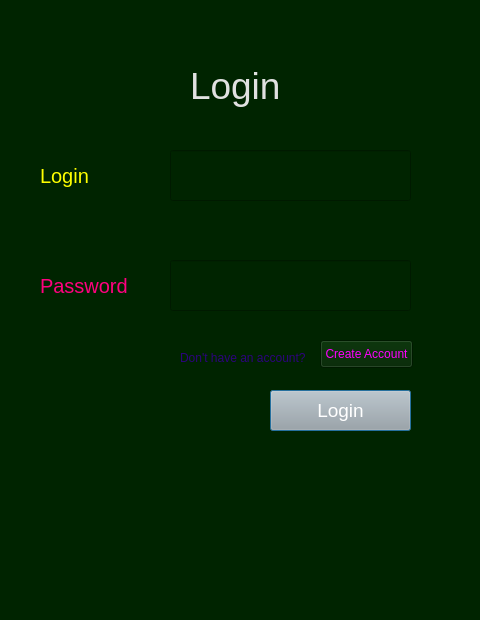
Old version of the form login.ui in the repository Skripkon/App-for-learning-English-LANGOD.
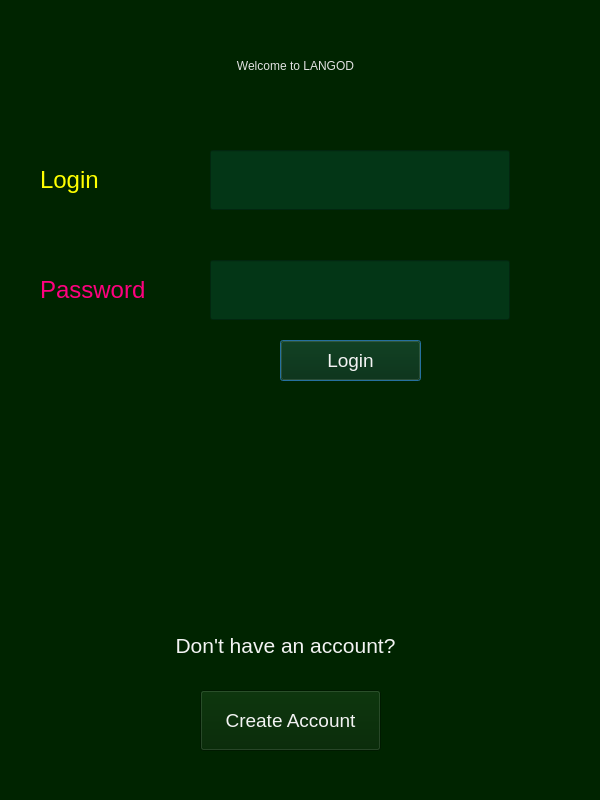
New version of the form.

The edit to the form file:
```diff
--- a/login.ui
+++ b/login.ui
@@ -6,43 +6,50 @@
    <rect>
     <x>0</x>
     <y>0</y>
-    <width>480</width>
-    <height>620</height>
+    <width>600</width>
+    <height>800</height>
    </rect>
   </property>
   <property name="windowTitle">
    <string>Dialog</string>
   </property>
   <property name="styleSheet">
-   <string notr="true">background-color: rgb(0, 36, 0)</string>
+   <string notr="true">background-color: rgb(0, 36, 0);
+border-color: rgb(255, 255, 255);</string>
   </property>
   <widget class="QLabel" name="label">
    <property name="geometry">
     <rect>
-     <x>190</x>
-     <y>50</y>
-     <width>121</width>
+     <x>60</x>
+     <y>30</y>
+     <width>471</width>
      <height>71</height>
     </rect>
    </property>
    <property name="styleSheet">
-    <string notr="true">color:rgb(225, 225, 225); font-size:28pt;</string>
+    <string notr="true">color:rgb(225, 225, 225); 
+font: 75 italic 30pt &quot;Z003&quot;;</string>
    </property>
    <property name="text">
-    <string>Login</string>
+    <string>Welcome to LANGOD</string>
+   </property>
+   <property name="alignment">
+    <set>Qt::AlignCenter</set>
    </property>
   </widget>
   <widget class="QLabel" name="label_2">
    <property name="geometry">
     <rect>
      <x>40</x>
-     <y>160</y>
-     <width>101</width>
-     <height>31</height>
+     <y>150</y>
+     <width>81</width>
+     <height>60</height>
     </rect>
    </property>
    <property name="styleSheet">
-    <string notr="true">font-size:15pt; color:rgb(255, 255, 0);</string>
+    <string notr="true">font-size:18pt; 
+color:rgb(255, 255, 0);
+border-color: rgb(255, 255, 255);</string>
    </property>
    <property name="text">
     <string>Login</string>
@@ -51,27 +58,41 @@
   <widget class="QLineEdit" name="email">
    <property name="geometry">
     <rect>
-     <x>170</x>
+     <x>210</x>
      <y>150</y>
-     <width>241</width>
-     <height>51</height>
+     <width>300</width>
+     <height>60</height>
     </rect>
    </property>
    <property name="styleSheet">
-    <string notr="true">font-size:14pt; color:rgb(243, 243, 243)</string>
+    <string notr="true">border-color: rgb(255, 255, 255);
+font-size:14pt; color:rgb(243, 243, 243);
+selection-background-color: rgb(255, 255, 255);
+selection-color: rgb(46, 194, 126);
+background-color: rgb(3, 54, 22)</string>
+   </property>
+   <property name="placeholderText">
+    <string/>
+   </property>
+   <property name="clearButtonEnabled">
+    <bool>false</bool>
    </property>
   </widget>
   <widget class="QLineEdit" name="password">
    <property name="geometry">
     <rect>
-     <x>170</x>
+     <x>210</x>
      <y>260</y>
-     <width>241</width>
-     <height>51</height>
+     <width>300</width>
+     <height>60</height>
     </rect>
    </property>
    <property name="styleSheet">
-    <string notr="true">font-size:14pt; color:rgb(243, 243, 243)</string>
+    <string notr="true">font-size:14pt; color:rgb(243, 243, 243);
+selection-background-color: rgb(255, 255, 255);
+border-color: rgb(255, 255, 255);
+selection-color: rgb(46, 194, 126);
+background-color: rgb(3, 54, 22)</string>
    </property>
    <property name="text">
     <string/>
@@ -81,13 +102,15 @@
    <property name="geometry">
     <rect>
      <x>40</x>
-     <y>270</y>
-     <width>111</width>
-     <height>31</height>
+     <y>260</y>
+     <width>141</width>
+     <height>60</height>
     </rect>
    </property>
    <property name="styleSheet">
-    <string notr="true">font-size:15pt; color:rgb(255, 0, 127)</string>
+    <string notr="true">font-size:18pt;
+ color:rgb(255, 0, 127);
+border-color: rgb(255, 255, 255);</string>
    </property>
    <property name="text">
     <string>Password</string>
@@ -96,14 +119,17 @@
   <widget class="QPushButton" name="loginbutton">
    <property name="geometry">
     <rect>
-     <x>270</x>
-     <y>390</y>
+     <x>280</x>
+     <y>340</y>
      <width>141</width>
      <height>41</height>
     </rect>
    </property>
    <property name="styleSheet">
-    <string notr="true">background-color: rgb(167, 168, 167); font-size:14pt; color:rgb(255, 255, 255)</string>
+    <string notr="true">color:rgb(255, 0, 255);
+font-size:14pt; 
+color:rgb(243, 243, 243);
+</string>
    </property>
    <property name="text">
     <string>Login</string>
@@ -112,30 +138,42 @@
   <widget class="QLabel" name="label_4">
    <property name="geometry">
     <rect>
-     <x>180</x>
-     <y>350</y>
-     <width>171</width>
-     <height>16</height>
+     <x>140</x>
+     <y>620</y>
+     <width>291</width>
+     <height>51</height>
     </rect>
    </property>
    <property name="styleSheet">
-    <string notr="true">color:rgb(44, 2, 124)</string>
+    <string notr="true">color:rgb(255, 0, 255);
+font-size:16pt; color:rgb(243, 243, 243);</string>
    </property>
    <property name="text">
     <string>Don't have an account?</string>
    </property>
+   <property name="textFormat">
+    <enum>Qt::MarkdownText</enum>
+   </property>
+   <property name="alignment">
+    <set>Qt::AlignCenter</set>
+   </property>
+   <property name="margin">
+    <number>0</number>
+   </property>
   </widget>
   <widget class="QPushButton" name="createaccbutton">
    <property name="geometry">
     <rect>
-     <x>320</x>
-     <y>340</y>
-     <width>93</width>
-     <height>28</height>
+     <x>200</x>
+     <y>690</y>
+     <width>181</width>
+     <height>61</height>
     </rect>
    </property>
    <property name="styleSheet">
-    <string notr="true">color:rgb(255, 0, 255)</string>
+    <string notr="true">color:rgb(255, 0, 255);
+font-size:14pt; 
+color:rgb(243, 243, 243);</string>
    </property>
    <property name="text">
     <string>Create Account</string>
```
Left out of the diff: 8 changed lines with no effect on the pictures.
